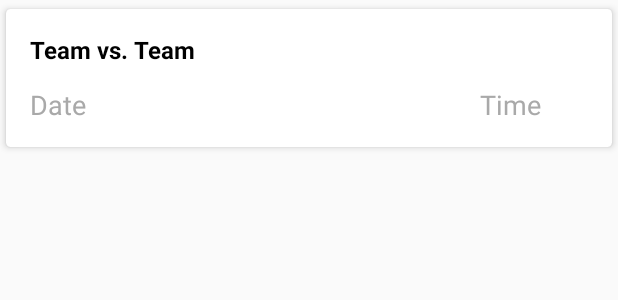
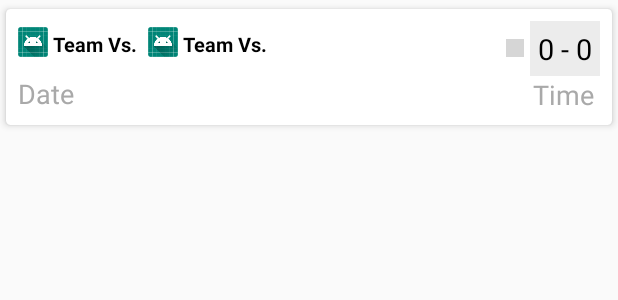
Before and after one commit to BinBobbert/FootballApp, an Android app: the layout row.xml on its own in the app's theme, with its tools: preview values and no code run, on a phone screen of 412 x 824 dp. Shown: the top 300 px of the screen. Run offline under Robolectric (Android 15) with nearby library versions, the phone set to English and light mode, and no system bars; grey boxes are pictures that could not be loaded.

Commit message:
Added: - Time auto translates to device local time - Added IN_PLAY indicator for matches - Parsed the team names differently to be more clear - Fixed a but where today's matches are loaded twice

```diff
--- a/app/src/main/java/com/example/namegame/data/matchData/MatchList.kt
+++ b/app/src/main/java/com/example/namegame/data/matchData/MatchList.kt
@@ -13,5 +13,5 @@ data class MatchList(
     @Json(name = "filters")
     val filters: Filters?,
     @Json(name = "matches")
-    val matches: List<Matches>
+    val matches: MutableList<Matches>
 )
--- a/app/src/main/res/layout/row.xml
+++ b/app/src/main/res/layout/row.xml
@@ -1,6 +1,7 @@
 <?xml version="1.0" encoding="utf-8"?>
 <androidx.cardview.widget.CardView
     xmlns:android="http://schemas.android.com/apk/res/android"
+    xmlns:tools="http://schemas.android.com/tools"
     android:layout_width="match_parent"
     android:layout_height="wrap_content"
     xmlns:app="http://schemas.android.com/apk/res-auto"
@@ -9,39 +10,104 @@
     app:cardUseCompatPadding="true"
     >
 
-    <RelativeLayout
+    <androidx.constraintlayout.widget.ConstraintLayout
+
         android:layout_width="match_parent"
         android:layout_height="wrap_content"
-        android:padding="16dp" >
+        android:padding="8dp">
+
 
         <TextView
+            android:id="@+id/match_team"
             android:layout_width="wrap_content"
             android:layout_height="wrap_content"
-            android:text= "Team vs. Team"
-            android:textSize="16sp"
+            android:layout_marginTop="6dp"
+            android:text="Team Vs. "
             android:textColor="#000"
-            android:id="@+id/match_teams"
-            android:textStyle="bold" />
+            android:textSize="13sp"
+            android:textStyle="bold"
+            app:layout_constraintStart_toEndOf="@+id/home_logo"
+            app:layout_constraintTop_toTopOf="parent"
+            android:layout_marginStart="3dp"/>
 
         <TextView
+            android:id="@+id/match_team2"
             android:layout_width="wrap_content"
             android:layout_height="wrap_content"
-            android:id="@+id/match_time"
-            android:textColor="#a9a9a9"
-            android:text= "Time"
-            android:textSize="18sp"
-            android:layout_marginTop="35dp"
-            android:layout_marginLeft="300dp"/>
+            android:layout_marginTop="6dp"
+            android:text="Team Vs."
+            android:textColor="#000"
+            android:textSize="13sp"
+            android:textStyle="bold"
+            app:layout_constraintStart_toEndOf="@+id/away_logo"
+            app:layout_constraintTop_toTopOf="parent"
+            android:layout_marginStart="3dp"/>
 
         <TextView
+            android:id="@+id/match_time"
             android:layout_width="wrap_content"
             android:layout_height="wrap_content"
+            android:layout_marginEnd="4dp"
+            android:text="Time"
+            android:textColor="#a9a9a9"
+            android:textSize="18sp"
+            app:layout_constraintEnd_toEndOf="parent"
+            app:layout_constraintTop_toBottomOf="@+id/match_score" />
+
+        <TextView
             android:id="@+id/match_date"
-            android:text= "Date"
+            android:layout_width="wrap_content"
+            android:layout_height="wrap_content"
+            android:layout_marginTop="12dp"
+            android:text="Date"
+            android:textColor="#a9a9a9"
             android:textSize="18sp"
-            android:textColor="#a9a9a9"
-            android:layout_marginTop="35dp" />
+            app:layout_constraintStart_toStartOf="parent"
+            app:layout_constraintTop_toBottomOf="@+id/home_logo" />
 
-    </RelativeLayout>
+        <TextView
+            android:id="@+id/match_score"
+            android:layout_width="wrap_content"
+            android:layout_height="wrap_content"
+            android:background="#ececec"
+            android:padding="5dp"
+            android:text="0 - 0"
+            android:textColor="#000"
+            android:textSize="19sp"
+            android:visibility="visible"
+            app:layout_constraintEnd_toEndOf="parent"
+            app:layout_constraintTop_toTopOf="parent" />
+
+        <ImageView
+            android:id="@+id/home_logo"
+            android:layout_width="20dp"
+            android:layout_height="20dp"
+            android:layout_marginTop="4dp"
+            app:layout_constraintStart_toStartOf="parent"
+            app:layout_constraintTop_toTopOf="parent"
+            app:srcCompat="@mipmap/ic_launcher"
+            />
+
+        <ImageView
+            android:id="@+id/away_logo"
+            android:layout_width="20dp"
+            android:layout_height="20dp"
+            android:layout_marginTop="4dp"
+            app:layout_constraintStart_toEndOf="@+id/match_team"
+            app:layout_constraintTop_toTopOf="parent"
+            app:srcCompat="@mipmap/ic_launcher"
+            android:layout_marginStart="3dp"/>
+
+        <ImageView
+            android:id="@+id/in_play"
+            android:layout_width="12dp"
+            android:layout_height="12dp"
+            android:layout_marginTop="12dp"
+            app:layout_constraintEnd_toStartOf="@+id/match_score"
+            app:layout_constraintTop_toTopOf="parent"
+            app:srcCompat="@drawable/red_circle"
+            android:layout_marginEnd="4dp"/>
+
+    </androidx.constraintlayout.widget.ConstraintLayout >
 
 </androidx.cardview.widget.CardView>
```
Also changed, not shown: app/src/main/java/com/example/namegame/eredivisie/eredivisieModel.kt (+139 -19 lines), app/src/main/java/com/example/namegame/eredivisie/eredivisieView.kt (+14 -6 lines), app/src/main/java/com/example/namegame/eredivisie/eredvisiePresenter.kt (+32 -8 lines), app/src/main/res/drawable/AZ.png (added), app/src/main/res/drawable/PSV.png (added).
